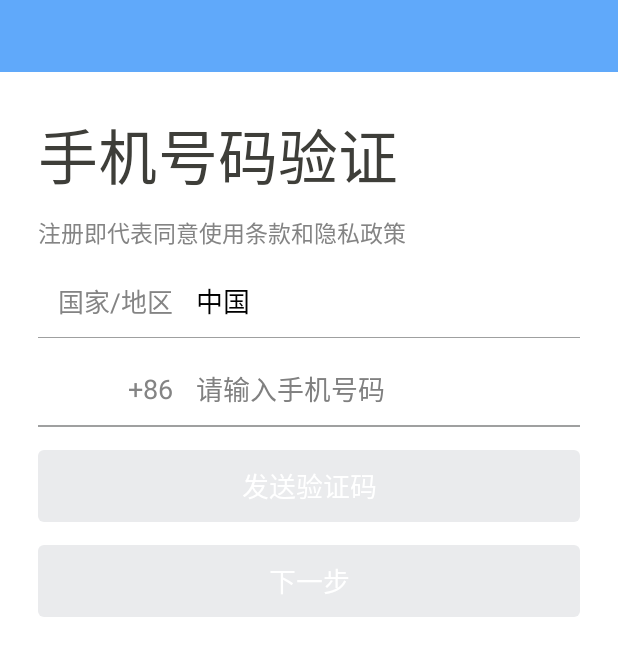
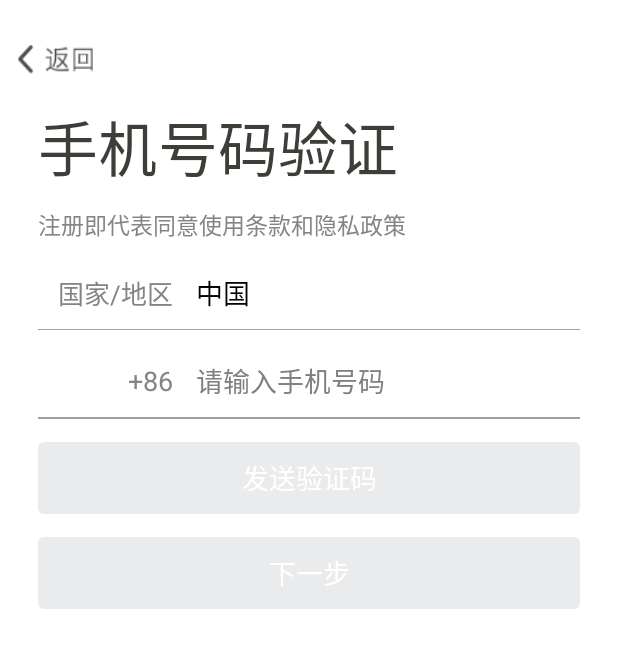
Before and after one commit to Jeffery-Y/UU, an Android app: the layout activity_register_inphone.xml on its own in the app's theme, with its tools: preview values and no code run, on a phone screen of 412 x 824 dp. Shown: the top 656 px of the screen. Run offline under Robolectric (Android 15) with nearby library versions, the phone set to English and light mode, and no system bars.

Commit message:
chat_activity_UI
improve the UI of activity chat, login, register

```diff
--- a/app/src/main/AndroidManifest.xml
+++ b/app/src/main/AndroidManifest.xml
@@ -100,6 +100,7 @@
 
         <!--*******************-->
         <activity android:name="com.example.lenovo.uu.ui.LoginActivity"
+            android:theme="@android:style/Theme.NoTitleBar.Fullscreen"
             android:windowSoftInputMode="stateHidden|adjustPan" />
 
 
--- /dev/null
+++ b/app/src/main/res/drawable/title_back_button_gray.xml
@@ -0,0 +1,7 @@
+<?xml version="1.0" encoding="utf-8"?>
+<selector
+  xmlns:android="http://schemas.android.com/apk/res/android">
+    <item android:state_pressed="true" android:drawable="@drawable/title_back_button_press" />
+    <item android:state_focused="true" android:drawable="@drawable/title_back_button_press" />
+    <item android:drawable="@drawable/title_back_button_normal" />
+</selector>
--- a/app/src/main/res/layout/activity_chat.xml
+++ b/app/src/main/res/layout/activity_chat.xml
@@ -23,7 +23,8 @@
             android:fadingEdgeLength="0dp"
             android:fastScrollEnabled="true"
             android:listSelector="@color/transparent"
-            android:paddingBottom="10dp"
+            android:paddingBottom="15dp"
+            android:clipToPadding="false"
             android:transcriptMode="alwaysScroll" />
 
         <RelativeLayout
--- a/app/src/main/res/layout/activity_register_inphone.xml
+++ b/app/src/main/res/layout/activity_register_inphone.xml
@@ -6,9 +6,13 @@
     android:background="#ffffffff"
     android:orientation="vertical" >
 
-    <include
-        android:id="@+id/common_actionbar"
-        layout="@layout/include_action_bar" />
+    <Button
+        android:id="@+id/registr_in_back"
+        android:layout_marginTop="30dp"
+        android:layout_marginLeft="12dp"
+        android:background="@drawable/title_back_button_gray"
+        android:layout_width="50dp"
+        android:layout_height="20dp" />
 
     <TextView
         android:id="@+id/register_hint_text"
@@ -17,7 +21,7 @@
         android:textColor="@color/base_color_text_black"
         android:textSize="40sp"
         android:layout_marginLeft="@dimen/register_margin_rl"
-        android:layout_marginTop="@dimen/register_margin_rl"
+        android:layout_marginTop="18dp"
         android:text="手机号码验证" />
     <TextView
         android:layout_width="wrap_content"
```
Also changed, not shown: app/src/main/java/com/example/lenovo/uu/ui/RegisterActivity.java (+7 -2 lines), app/src/main/java/com/example/lenovo/uu/ui/RegisterInPhone.java (+7 -2 lines), app/src/main/res/layout/activity_register.xml (+8 -4 lines), app/src/main/res/drawable-xhdpi/title_back_button_normal.png (added), app/src/main/res/drawable-xhdpi/title_back_button_press.png (added).
